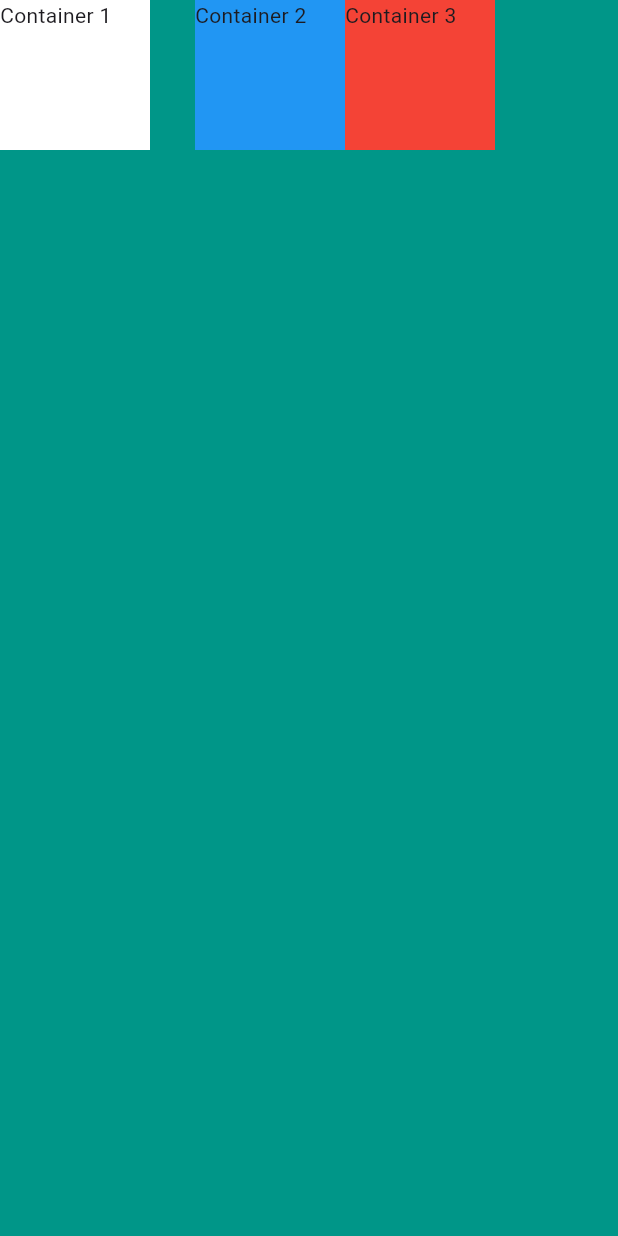
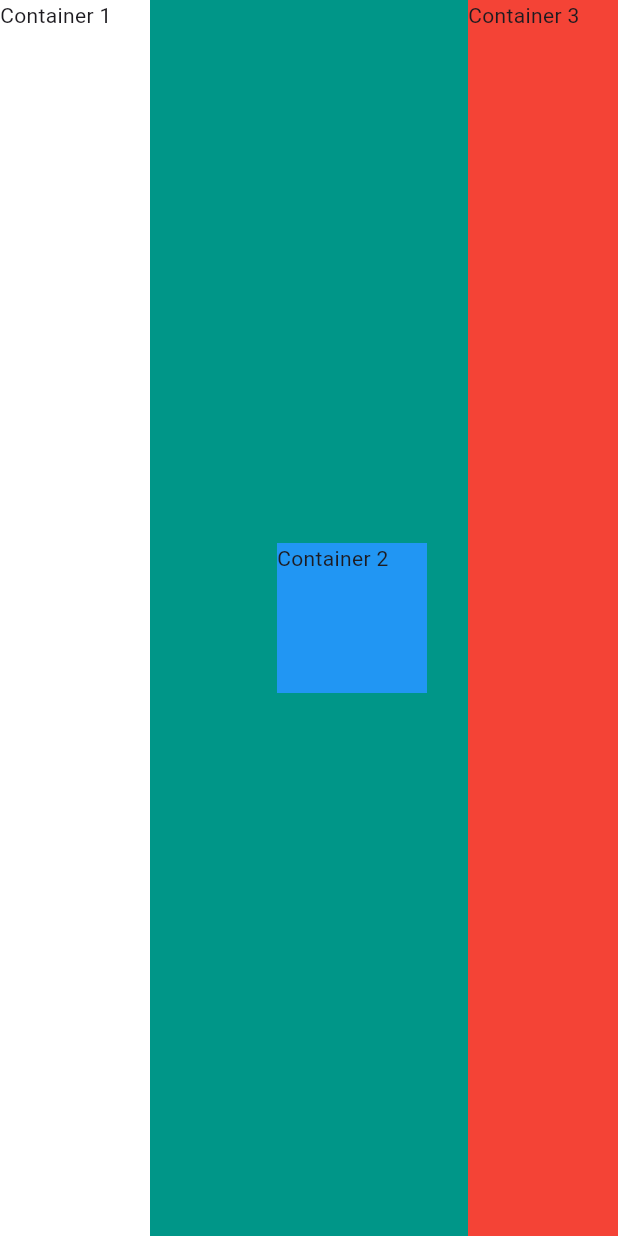
Before and after one commit to shalom-geek-ng/myfirst_mi_card_flutter, a Flutter app: the screen it shows after launch, on a phone screen of 412 x 824 dp. Run offline on Flutter 3.47's test engine with Material 3 defaults, Android fonts, the phone set to English and light mode, and no system bars.

```diff
--- a/lib/main.dart
+++ b/lib/main.dart
@@ -20,13 +20,14 @@ class MyApp extends StatelessWidget {
           child: Row(
            // mainAxisSize: MainAxisSize.min,
             // verticalDirection: VerticalDirection.up,
-            //  mainAxisAlignment: MainAxisAlignment.spaceBetween,
-           // crossAxisAlignment: CrossAxisAlignment.stretch,
+            // mainaxis align with parent container
+              mainAxisAlignment: MainAxisAlignment.spaceBetween,
+            // follows the largest width crossAxisAlignment: CrossAxisAlignment.stretch,
             children: [
             Container(
             color: Colors.white,
             width: 100.0,
-            height: 100.0,
+            height: double.infinity,
             child: Text("Container 1"),
             ),
 
@@ -41,7 +42,7 @@ class MyApp extends StatelessWidget {
               ),
               Container(
                 width: 100.0,
-                height: 100,
+                height: double.infinity,
                 color: Colors.red,
                 child: Text("Container 3"),
               ),
```
